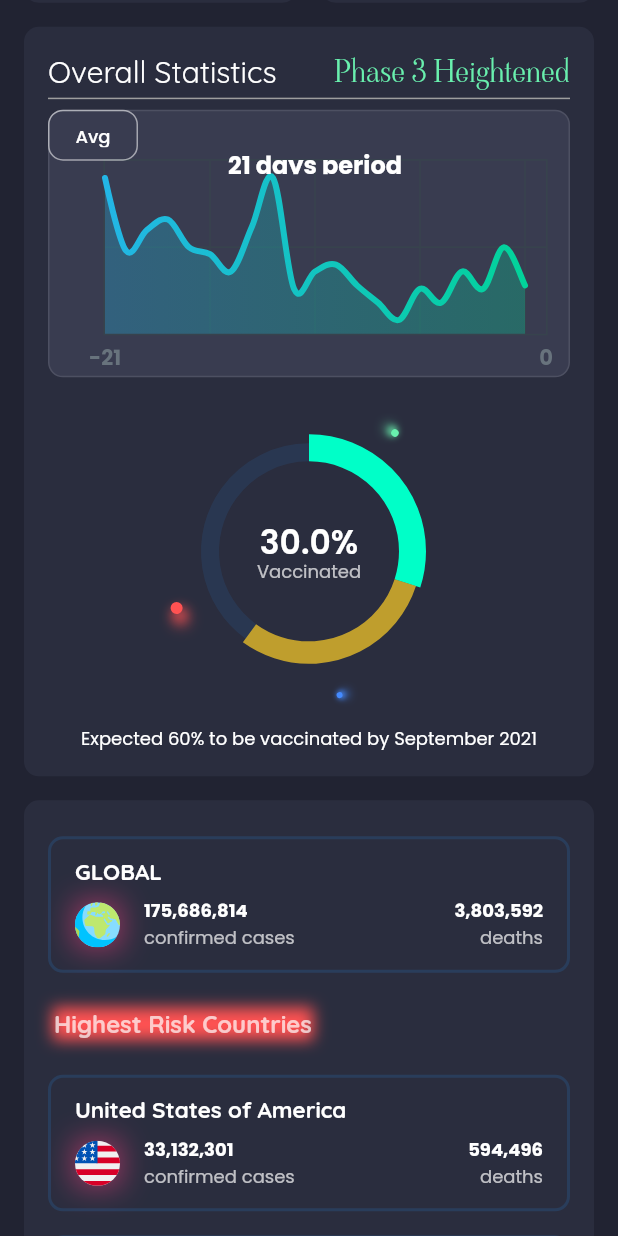
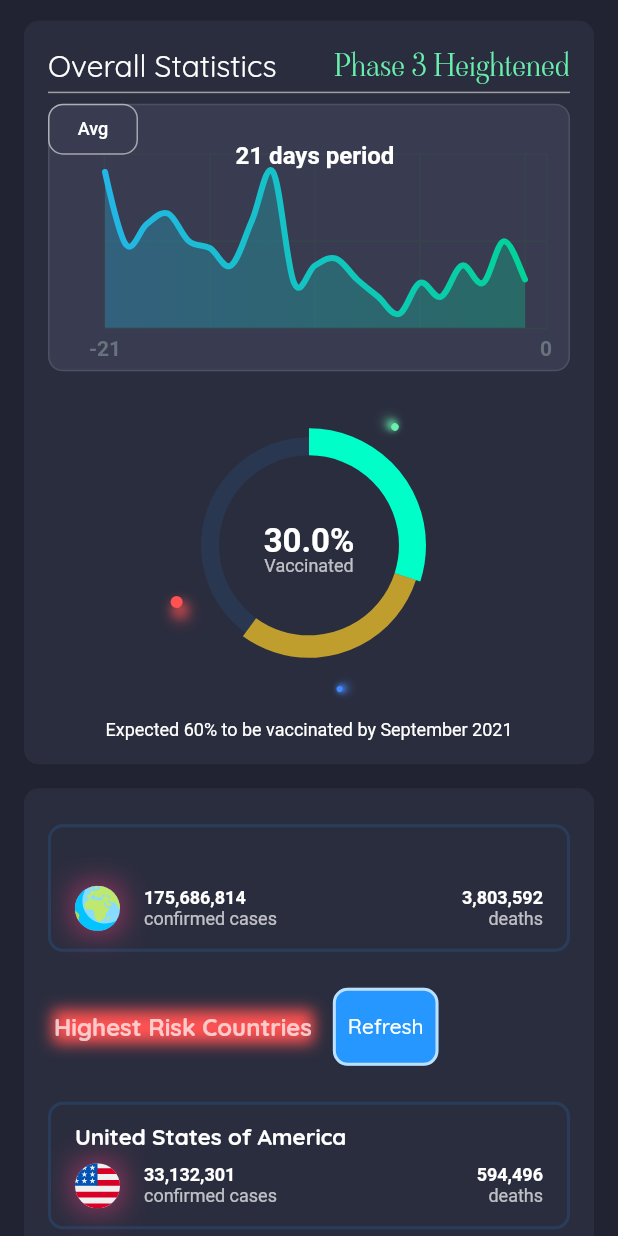
Before and after one commit to Asuraxsoul/Covid19_World, a Flutter app: the screen it shows after launch, scrolled down 576 dp, on a phone screen of 412 x 824 dp. Run offline on Flutter 3.47's test engine with Material 2 defaults, Android fonts, the light colour scheme and no system bars; drawn by our look-alikes of fl_chart; our stand-ins replace flutter_svg; missing offline and left inert: web_scraper.

Commit message:
completed flutter personal project

```diff
--- a/lib/components/side_dash.dart
+++ b/lib/components/side_dash.dart
@@ -1,5 +1,6 @@
 import 'package:flutter/cupertino.dart';
 import 'package:flutter/material.dart';
+import 'package:web_scraper/web_scraper.dart';
 import 'dart:async';
 
 import 'package:covid_world/constants.dart';
@@ -11,6 +12,31 @@ class SideDash extends StatefulWidget {
 }
 
 class _SideDashState extends State<SideDash> {
+//----------------Web Scrape---------------------------------------------------
+  bool loaded = false;
+  String caseNum = '';
+  String url = 'https://worldpopulationreview.com';
+
+  @override
+  void initState() {
+    super.initState();
+    getData();
+  }
+
+  void getData() async {
+    final webScraper = WebScraper(url);
+    if (await webScraper.loadWebPage('/')) {
+      List<Map<String, dynamic>> results =
+          webScraper.getElement('div.center', ['title']);
+      setState(() {
+        loaded = true;
+        caseNum = results[0]['title'];
+      });
+    }
+  }
+//-----------------------------------------------------------------------------
+
+//----------------Color Blink--------------------------------------------------
   Color _color = Colors.redAccent;
 
   Color blinkingColor() {
@@ -26,6 +52,7 @@ class _SideDashState extends State<SideDash> {
     });
     return _color;
   }
+//-----------------------------------------------------------------------------
 
   @override
   Widget build(BuildContext context) {
@@ -42,7 +69,7 @@ class _SideDashState extends State<SideDash> {
       child: Column(
         children: [
           TopCountryCard(
-            country: "GLOBAL",
+            country: caseNum,
             countryImage: "assets/icons/globe.svg",
             cases: 175686814,
             deaths: 3803592,
@@ -50,6 +77,8 @@ class _SideDashState extends State<SideDash> {
           SizedBox(
             height: defaultPadding,
           ),
+          Row(
+            children: [
               Container(
                 margin: EdgeInsets.symmetric(horizontal: defaultPadding / 4),
                 child: Align(
@@ -74,6 +103,32 @@ class _SideDashState extends State<SideDash> {
                     ),
                   ),
                 ),
+              ),
+              SizedBox(
+                width: 10,
+              ),
+              Container(
+                decoration: BoxDecoration(
+                  color: primaryColor,
+                  border: Border.all(color: Colors.white70, width: 2),
+                  borderRadius: BorderRadius.all(
+                    Radius.circular(10),
+                  ),
+                ),
+                child: TextButton(
+                  child: Text(
+                    "Refresh",
+                    style: TextStyle(
+                      color: Colors.white,
+                      fontFamily: 'Quicksand',
+                    ),
+                  ),
+                  onPressed: () {
+                    getData();
+                  },
+                ),
+              ),
+            ],
           ),
           SizedBox(
             height: defaultPadding,
@@ -104,7 +159,6 @@ class _SideDashState extends State<SideDash> {
               child: Text(
                 "dashboard last updated:\n17 June 2021, 10PM",
                 style: TextStyle(
-                  fontWeight: FontWeight.bold,
                   fontSize: 12,
                   color: Colors.white70,
                 ),
--- a/lib/components/top_country_card.dart
+++ b/lib/components/top_country_card.dart
@@ -48,7 +48,7 @@ class _TopCountryCardState extends State<TopCountryCard> {
         children: [
           Text(
             widget.country,
-            maxLines: 1,
+            maxLines: 2,
             overflow: TextOverflow.ellipsis,
             style: TextStyle(
                 fontSize: 15,
--- a/lib/main.dart
+++ b/lib/main.dart
@@ -1,5 +1,4 @@
 import 'package:flutter/material.dart';
-import 'package:google_fonts/google_fonts.dart';
 import 'package:provider/provider.dart';
 
 import 'package:covid_world/controllers/menu_controller.dart';
@@ -19,8 +18,6 @@ class MyApp extends StatelessWidget {
       title: 'Covid-19 SG Dashboard',
       theme: ThemeData.dark().copyWith(
         scaffoldBackgroundColor: bgColor,
-        textTheme: GoogleFonts.poppinsTextTheme(Theme.of(context).textTheme)
-            .apply(bodyColor: Colors.white),
         canvasColor: secondaryColor,
       ),
       home: MultiProvider(
--- a/pubspec.yaml
+++ b/pubspec.yaml
@@ -28,12 +28,13 @@ dependencies:
   # The following adds the Cupertino Icons font to your application.
   # Use with the CupertinoIcons class for iOS style icons.
   cupertino_icons: ^0.1.3
-  google_fonts: ^2.1.0
+  #google_fonts: ^2.1.0
   flutter_svg: ^0.22.0
   fl_chart: ^0.36.1
   provider: ^5.0.0
   intl: ^0.15.8
   url_launcher: ^5.7.10
+  web_scraper: ^0.0.6
 
 dev_dependencies:
   flutter_test:
```
Also changed, not shown: pubspec.lock, 1 other file. Lines whose indentation alone changed are shown as unchanged.
